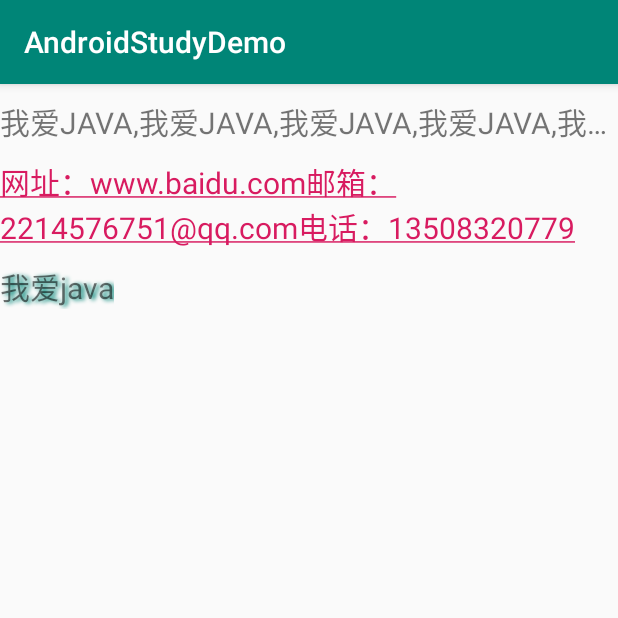
After one commit to LuckyCode1992/android_study_demo, an Android app: the Demo3Activity screen opened directly, with no data from a screen before it, on a phone screen of 412 x 824 dp, the top half of it. The commit adds this screen. Run offline under Robolectric (Android 15) with nearby library versions, the phone set to English and light mode, and no system bars.

Commit message:
textview部分简单

```diff
--- a/app/src/main/AndroidManifest.xml
+++ b/app/src/main/AndroidManifest.xml
@@ -9,6 +9,8 @@
             android:roundIcon="@mipmap/ic_launcher_round"
             android:supportsRtl="true"
             android:theme="@style/AppTheme">
+        <activity android:name=".textview相关.Demo3Activity">
+        </activity>
         <activity android:name=".霓虹灯效果.Demo2Activity">
         </activity>
         <activity android:name=".跟随手指的小球.Demo1Activity">
--- a/app/src/main/java/com/justcode/hxl/androidstudydemo/MainActivity.kt
+++ b/app/src/main/java/com/justcode/hxl/androidstudydemo/MainActivity.kt
@@ -3,6 +3,7 @@ package com.justcode.hxl.androidstudydemo
 import android.content.Intent
 import android.support.v7.app.AppCompatActivity
 import android.os.Bundle
+import com.justcode.hxl.androidstudydemo.textview相关.Demo3Activity
 import com.justcode.hxl.androidstudydemo.跟随手指的小球.Demo1Activity
 import com.justcode.hxl.androidstudydemo.霓虹灯效果.Demo2Activity
 import kotlinx.android.synthetic.main.activity_main.*
@@ -19,6 +20,9 @@ class MainActivity : AppCompatActivity() {
         btn_demo2.setOnClickListener {
             skip(Demo2Activity::class.java)
         }
+        btn_demo3.setOnClickListener {
+            skip(Demo3Activity::class.java)
+        }
     }
 
     fun skip(cls: Class<*>) {
--- /dev/null
+++ b/app/src/main/java/com/justcode/hxl/androidstudydemo/textview相关/Demo3Activity.kt
@@ -0,0 +1,13 @@
+package com.justcode.hxl.androidstudydemo.textview相关
+
+import android.support.v7.app.AppCompatActivity
+import android.os.Bundle
+import com.justcode.hxl.androidstudydemo.R
+
+class Demo3Activity : AppCompatActivity() {
+
+    override fun onCreate(savedInstanceState: Bundle?) {
+        super.onCreate(savedInstanceState)
+        setContentView(R.layout.activity_demo3)
+    }
+}
--- /dev/null
+++ b/app/src/main/res/layout/activity_demo3.xml
@@ -0,0 +1,36 @@
+<?xml version="1.0" encoding="utf-8"?>
+<LinearLayout
+        xmlns:android="http://schemas.android.com/apk/res/android"
+        xmlns:tools="http://schemas.android.com/tools"
+        xmlns:app="http://schemas.android.com/apk/res-auto"
+        android:orientation="vertical"
+        android:layout_width="match_parent"
+        android:layout_height="match_parent"
+        tools:context=".textview相关.Demo3Activity">
+    <TextView
+            android:layout_marginTop="10dp"
+            android:textAllCaps="true"
+            android:ellipsize="end"
+            android:lines="1"
+            android:textSize="20sp"
+            android:text="我爱java,我爱java,我爱java,我爱java,我爱java,我爱java我爱java"
+            android:layout_width="wrap_content" android:layout_height="wrap_content"/>
+    <TextView
+            android:layout_marginTop="10dp"
+            android:autoLink="all"
+            android:textSize="20sp"
+            android:text="网址：www.baidu.com邮箱：2214576751@qq.com电话：13508320779"
+            android:layout_width="wrap_content" android:layout_height="wrap_content"/>
+    <TextView
+            android:shadowColor="@color/colorPrimary"
+            android:shadowDx="3.0"
+            android:shadowDy="1.0"
+            android:shadowRadius="3.0"
+            android:layout_marginTop="10dp"
+            android:textSize="20sp"
+            android:text="我爱java"
+            android:layout_width="wrap_content" android:layout_height="wrap_content"/>
+
+
+
+</LinearLayout>
--- a/app/src/main/res/layout/activity_main.xml
+++ b/app/src/main/res/layout/activity_main.xml
@@ -16,5 +16,9 @@
             android:layout_height="wrap_content"
             android:id="@+id/btn_demo2"
             android:text="霓虹灯"/>
+    <Button android:layout_width="match_parent"
+            android:layout_height="wrap_content"
+            android:id="@+id/btn_demo3"
+            android:text="textview相关"/>
 
 </LinearLayout>
```
